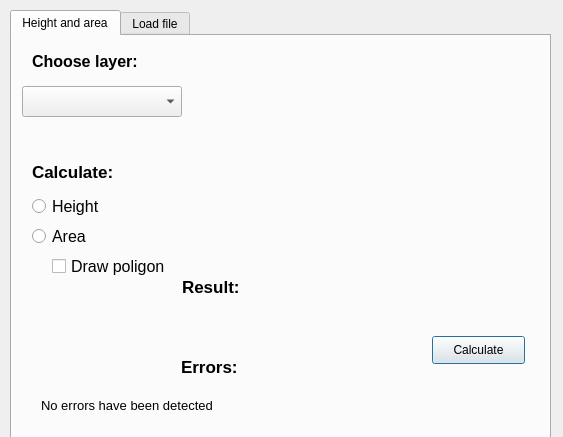
20Julia02/wtyczka, file PyQGIS_dialog_base.ui: the form before one commit.
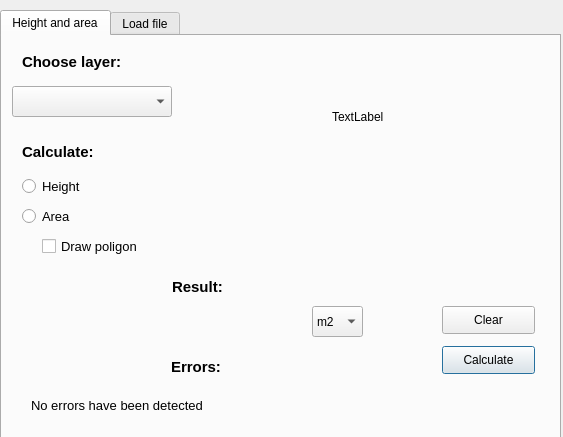
The form after the commit. The open tabs and pages were chosen to show the change. Custom widgets are drawn as their Qt base class.

Commit message: skonczony interface

What changed in the file:
```diff
--- a/PyQGIS_dialog_base.ui
+++ b/PyQGIS_dialog_base.ui
@@ -16,9 +16,9 @@
   <widget class="QTabWidget" name="zakladki">
    <property name="geometry">
     <rect>
-     <x>10</x>
+     <x>0</x>
      <y>10</y>
-     <width>541</width>
+     <width>561</width>
      <height>431</height>
     </rect>
    </property>
@@ -41,7 +41,7 @@
      <property name="font">
       <font>
        <family>Arial</family>
-       <pointsize>12</pointsize>
+       <pointsize>11</pointsize>
        <weight>75</weight>
        <bold>true</bold>
       </font>
@@ -64,7 +64,7 @@
      <property name="geometry">
       <rect>
        <x>20</x>
-       <y>190</y>
+       <y>170</y>
        <width>95</width>
        <height>20</height>
       </rect>
@@ -72,7 +72,7 @@
      <property name="font">
       <font>
        <family>Arial</family>
-       <pointsize>12</pointsize>
+       <pointsize>10</pointsize>
       </font>
      </property>
      <property name="text">
@@ -86,7 +86,7 @@
      <property name="geometry">
       <rect>
        <x>20</x>
-       <y>160</y>
+       <y>140</y>
        <width>95</width>
        <height>20</height>
       </rect>
@@ -94,7 +94,7 @@
      <property name="font">
       <font>
        <family>Arial</family>
-       <pointsize>12</pointsize>
+       <pointsize>10</pointsize>
       </font>
      </property>
      <property name="autoFillBackground">
@@ -110,8 +110,8 @@
     <widget class="QPushButton" name="calculate_Button">
      <property name="geometry">
       <rect>
-       <x>420</x>
-       <y>300</y>
+       <x>440</x>
+       <y>310</y>
        <width>93</width>
        <height>28</height>
       </rect>
@@ -125,14 +125,14 @@
       <rect>
        <x>170</x>
        <y>230</y>
-       <width>161</width>
+       <width>81</width>
        <height>41</height>
       </rect>
      </property>
      <property name="font">
       <font>
        <family>Arial</family>
-       <pointsize>13</pointsize>
+       <pointsize>11</pointsize>
        <weight>75</weight>
        <bold>true</bold>
       </font>
@@ -145,7 +145,7 @@
      <property name="geometry">
       <rect>
        <x>20</x>
-       <y>120</y>
+       <y>100</y>
        <width>321</width>
        <height>31</height>
       </rect>
@@ -153,7 +153,7 @@
      <property name="font">
       <font>
        <family>Arial</family>
-       <pointsize>13</pointsize>
+       <pointsize>11</pointsize>
        <weight>75</weight>
        <bold>true</bold>
       </font>
@@ -204,7 +204,7 @@
      <property name="font">
       <font>
        <family>Arial</family>
-       <pointsize>13</pointsize>
+       <pointsize>11</pointsize>
        <weight>75</weight>
        <bold>true</bold>
       </font>
@@ -239,21 +239,72 @@
      <property name="geometry">
       <rect>
        <x>40</x>
-       <y>220</y>
-       <width>121</width>
+       <y>200</y>
+       <width>161</width>
        <height>20</height>
       </rect>
      </property>
      <property name="font">
       <font>
        <family>Arial</family>
-       <pointsize>12</pointsize>
+       <pointsize>10</pointsize>
       </font>
      </property>
      <property name="text">
       <string>Draw poligon</string>
      </property>
     </widget>
+    <widget class="QComboBox" name="comboBox_jednostki">
+     <property name="geometry">
+      <rect>
+       <x>310</x>
+       <y>270</y>
+       <width>51</width>
+       <height>31</height>
+      </rect>
+     </property>
+     <item>
+      <property name="text">
+       <string>m2</string>
+      </property>
+     </item>
+     <item>
+      <property name="text">
+       <string>a</string>
+      </property>
+     </item>
+     <item>
+      <property name="text">
+       <string>ha</string>
+      </property>
+     </item>
+    </widget>
+    <widget class="QPushButton" name="pushButton_clear">
+     <property name="geometry">
+      <rect>
+       <x>440</x>
+       <y>270</y>
+       <width>93</width>
+       <height>28</height>
+      </rect>
+     </property>
+     <property name="text">
+      <string>Clear</string>
+     </property>
+    </widget>
+    <widget class="QLabel" name="label_test">
+     <property name="geometry">
+      <rect>
+       <x>330</x>
+       <y>50</y>
+       <width>121</width>
+       <height>61</height>
+      </rect>
+     </property>
+     <property name="text">
+      <string>TextLabel</string>
+     </property>
+    </widget>
    </widget>
    <widget class="QWidget" name="tab_loadfile">
     <attribute name="title">
```
Left out of the diff: 9 changed lines with no effect on the pictures. The commit also changes 1 other file.
